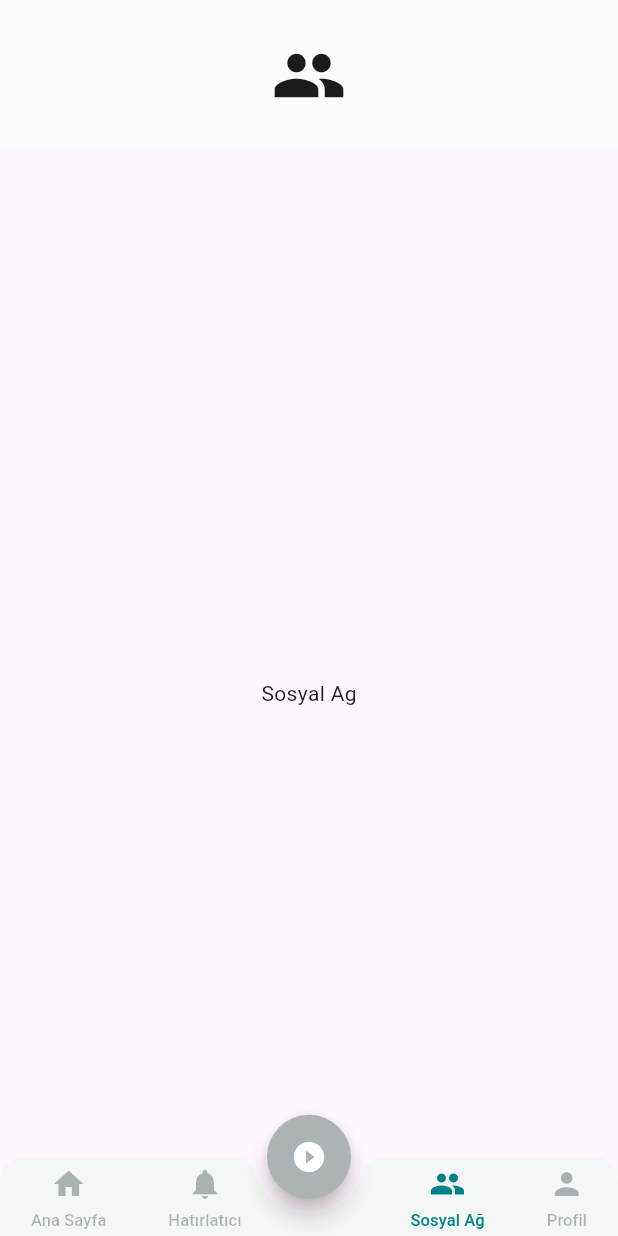
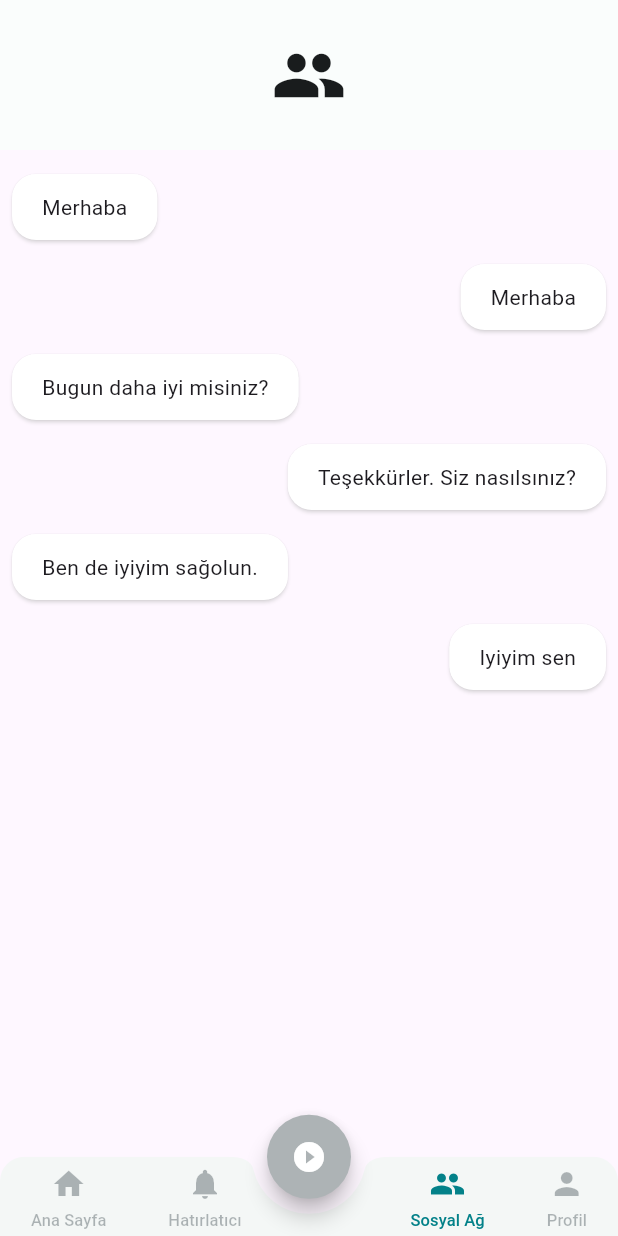
Before and after one commit to oguzcc/hasta_takip, a Flutter app: the SocialNetworkPage screen opened by its route, on a phone screen of 412 x 824 dp. Run offline on Flutter 3.47's test engine with Material 3 defaults, Android fonts, the phone set to English and light mode, and no system bars; our stand-ins replace audioplayers, bloc, camera, connectivity_plus, dio, easy_localization and 21 more; missing offline and left inert: flutter_sms; accounts and stored records are empty; Roboto replaces fonts that are missing (SF Pro Text).

Commit message:
Add chat page

```diff
--- a/lib/feature/home/social_network_page.dart
+++ b/lib/feature/home/social_network_page.dart
@@ -10,7 +10,49 @@ class SocialNetworkPage extends StatelessWidget {
         title: const Icon(Icons.people, size: 50),
         toolbarHeight: 100,
       ),
-      body: const Center(child: Text('Sosyal Ag')),
+      body: const Padding(
+        padding: EdgeInsets.all(8.0),
+        child: Column(
+          children: [
+            ChatCard(title: 'Merhaba', alingment: Alignment.centerLeft),
+            ChatCard(title: 'Merhaba', alingment: Alignment.centerRight),
+            ChatCard(
+                title: 'Bugun daha iyi misiniz?',
+                alingment: Alignment.centerLeft),
+            ChatCard(
+                title: 'Teşekkürler. Siz nasılsınız?',
+                alingment: Alignment.centerRight),
+            ChatCard(
+                title: 'Ben de iyiyim sağolun.',
+                alingment: Alignment.centerLeft),
+            ChatCard(title: 'Iyiyim sen', alingment: Alignment.centerRight),
+          ],
+        ),
+      ),
     );
   }
 }
+
+class ChatCard extends StatelessWidget {
+  const ChatCard({super.key, required this.alingment, required this.title});
+
+  final String title;
+  final AlignmentGeometry alingment;
+
+  @override
+  Widget build(BuildContext context) {
+    return Align(
+      alignment: alingment,
+      child: Card(
+        margin: const EdgeInsets.symmetric(vertical: 8),
+        shape: RoundedRectangleBorder(
+          borderRadius: BorderRadius.circular(16),
+        ),
+        child: Padding(
+          padding: const EdgeInsets.symmetric(vertical: 12, horizontal: 20),
+          child: Text(title),
+        ),
+      ),
+    );
+  }
+}
```
